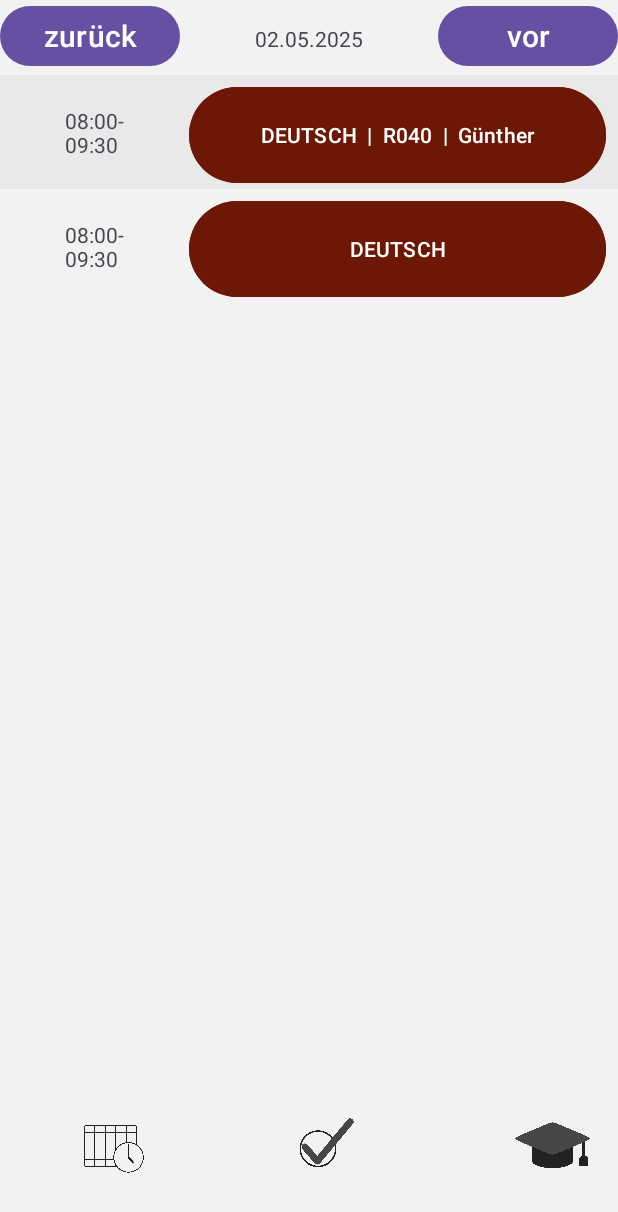
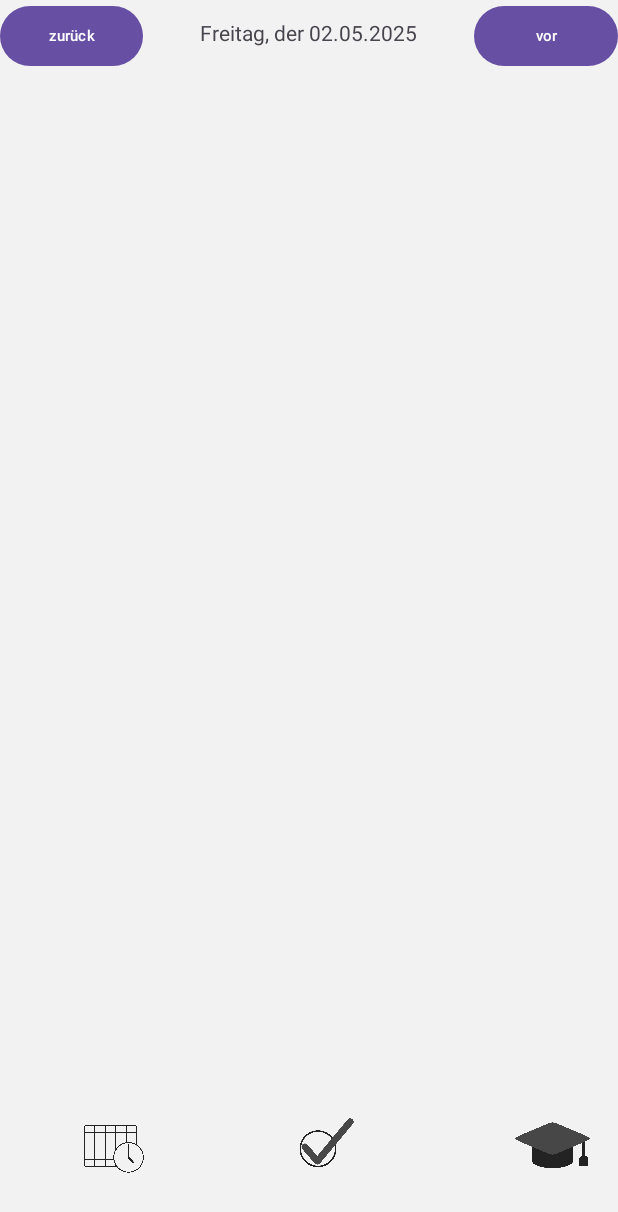
Before and after one commit to KevinGebert07/Schulplaner-Android-App, an Android app: the TimetableActivity screen opened directly, with no data from a screen before it, on a phone screen of 412 x 824 dp. Shown: the top 1212 px of the screen. Run offline under Robolectric (Android 15) with nearby library versions, the phone set to English and light mode, and no system bars.

Commit message:
Hinzufügen einer Methode zur Berechnung des Wochentages eines Datums. Funktionale Möglichkeit zum Einfügen von Unterrichtststunden in den XML File mit LayoutInflator

```diff
--- a/app/src/main/java/de/StundenplanHelden/schulplaner_android_app/Datum.java
+++ b/app/src/main/java/de/StundenplanHelden/schulplaner_android_app/Datum.java
@@ -33,6 +33,15 @@ public class Datum {
         LocalDate heute = LocalDate.now();
         return new Datum(heute.getDayOfMonth(), heute.getMonthValue(), heute.getYear());
     }
+    public static String berechneWochentag(Datum datum) {
+        if (datum.monat < 3) {
+            datum.monat += 12;
+            datum.jahr -= 1;
+        }
+        int w = (datum.tag + 2*datum.monat + (3*datum.monat + 3)/5 + datum.jahr + datum.jahr/4 - datum.jahr/100 + datum.jahr/400 + 1) % 7;
+        String[] wochentage = {"Sonntag", "Montag", "Dienstag", "Mittwoch", "Donnerstag", "Freitag", "Samstag"};
+        return wochentage[w];
+    }
 
     public Datum morgen(){
         LocalDate aktuellesDatum = LocalDate.of(this.jahr, this.monat, this.tag);
@@ -44,6 +53,7 @@ public class Datum {
         LocalDate letzterTag = aktuellesDatum.plusDays(-1);
         return new Datum(letzterTag.getDayOfMonth(), letzterTag.getMonthValue(), letzterTag.getYear());
     }
+
 
     // Getter-Methoden
     public int getTag() {
--- a/app/src/main/java/de/StundenplanHelden/schulplaner_android_app/TimetableActivity.java
+++ b/app/src/main/java/de/StundenplanHelden/schulplaner_android_app/TimetableActivity.java
@@ -2,6 +2,8 @@ package de.StundenplanHelden.schulplaner_android_app;
 
 import android.content.Intent;
 import android.os.Bundle;
+import android.os.Debug;
+import android.util.Log;
 import android.view.LayoutInflater;
 import android.view.View;
 import android.widget.Button;
@@ -44,6 +46,7 @@ public class TimetableActivity extends AppCompatActivity {
         DatumText = (TextView) findViewById(R.id.Datum);
         nextButton = (Button) findViewById(R.id.next);
         backButton = (Button) findViewById(R.id.back);
+        IDs = new HashMap<String, Integer>();
 
         //OnClickListener setzen
         nextButton.setOnClickListener(v -> ChangeToNextDay());
@@ -60,7 +63,8 @@ public class TimetableActivity extends AppCompatActivity {
         else {
             currentDatum = Datum.Heute();
         }
-        DatumText.setText(currentDatum.toString());
+        DatumText.setText(Datum.berechneWochentag(currentDatum)+", der "+ currentDatum.toString());
+
 
     }
 
@@ -75,7 +79,7 @@ public class TimetableActivity extends AppCompatActivity {
         startActivity(i);
     }
 
-    private void InflateToXml(String id){
+    private void InflateToXml(){
         LinearLayout parentLayout = findViewById(R.id.parentLayout);
 
         // Layout programmatisch "inflaten"
@@ -84,9 +88,10 @@ public class TimetableActivity extends AppCompatActivity {
 
         //TextView und Button des neuen Objekts bekommen und ID setzen, ID in HashMap einfügen
         TextView txt = (TextView) includedLayout.getChildAt(1);
-        Button btn = (Button) includedLayout.getChildAt(1);
+        Button btn = (Button) includedLayout.getChildAt(0);
         int txtID = View.generateViewId();
         int btnID = View.generateViewId();
+        Log.e("TimeTableActivity", "txtID: "+ txtID+" btnID: "+ btnID);
         txt.setId(txtID);
         txt.setId(btnID);
         IDs.put("txt"+idCount, txtID);
--- a/app/src/main/res/layout/activity_timetable.xml
+++ b/app/src/main/res/layout/activity_timetable.xml
@@ -30,7 +30,7 @@
                 android:layout_height="wrap_content"
                 android:layout_weight="1"
                 android:text="zurück"
-                android:textSize="20dp" />
+                android:textSize="10dp" />
 
             <TextView
                 android:id="@+id/Datum"
@@ -46,7 +46,7 @@
                 android:layout_height="wrap_content"
                 android:layout_weight="1"
                 android:text="vor"
-                android:textSize="20dp" />
+                android:textSize="10dp" />
         </LinearLayout>
 
         <ScrollView
@@ -62,58 +62,6 @@
                 android:layout_height="wrap_content"
                 android:orientation="vertical">
 
-                <androidx.constraintlayout.widget.ConstraintLayout
-                    android:layout_width="match_parent"
-                    android:layout_height="match_parent"
-                    android:background="@color/hellgrau"
-                    android:scaleY="1">
-
-                    <Button
-                        android:id="@+id/button5"
-                        android:layout_width="278dp"
-                        android:layout_height="72dp"
-                        android:layout_marginTop="4dp"
-                        android:layout_marginEnd="8dp"
-                        android:backgroundTint="#6D1805"
-                        android:text="DEUTSCH  |  R040  |  Günther"
-                        app:layout_constraintEnd_toEndOf="parent"
-                        app:layout_constraintTop_toTopOf="parent" />
-
-                    <TextView
-                        android:layout_width="wrap_content"
-                        android:layout_height="wrap_content"
-                        android:text="08:00-\n09:30"
-                        app:layout_constraintBottom_toBottomOf="parent"
-                        app:layout_constraintEnd_toStartOf="@+id/button5"
-                        app:layout_constraintStart_toStartOf="parent"
-                        app:layout_constraintTop_toTopOf="parent" />
-                </androidx.constraintlayout.widget.ConstraintLayout>
-
-                <androidx.constraintlayout.widget.ConstraintLayout
-                    android:layout_width="match_parent"
-                    android:layout_height="match_parent"
-                    android:scaleY="1">
-
-                    <Button
-                        android:id="@+id/button6"
-                        android:layout_width="278dp"
-                        android:layout_height="72dp"
-                        android:layout_marginTop="4dp"
-                        android:layout_marginEnd="8dp"
-                        android:backgroundTint="#6D1805"
-                        android:text="DEUTSCH"
-                        app:layout_constraintEnd_toEndOf="parent"
-                        app:layout_constraintTop_toTopOf="parent" />
-
-                    <TextView
-                        android:layout_width="wrap_content"
-                        android:layout_height="wrap_content"
-                        android:text="08:00-\n09:30"
-                        app:layout_constraintBottom_toBottomOf="parent"
-                        app:layout_constraintEnd_toStartOf="@+id/button6"
-                        app:layout_constraintStart_toStartOf="parent"
-                        app:layout_constraintTop_toTopOf="parent" />
-                </androidx.constraintlayout.widget.ConstraintLayout>
             </LinearLayout>
         </ScrollView>
 
```
